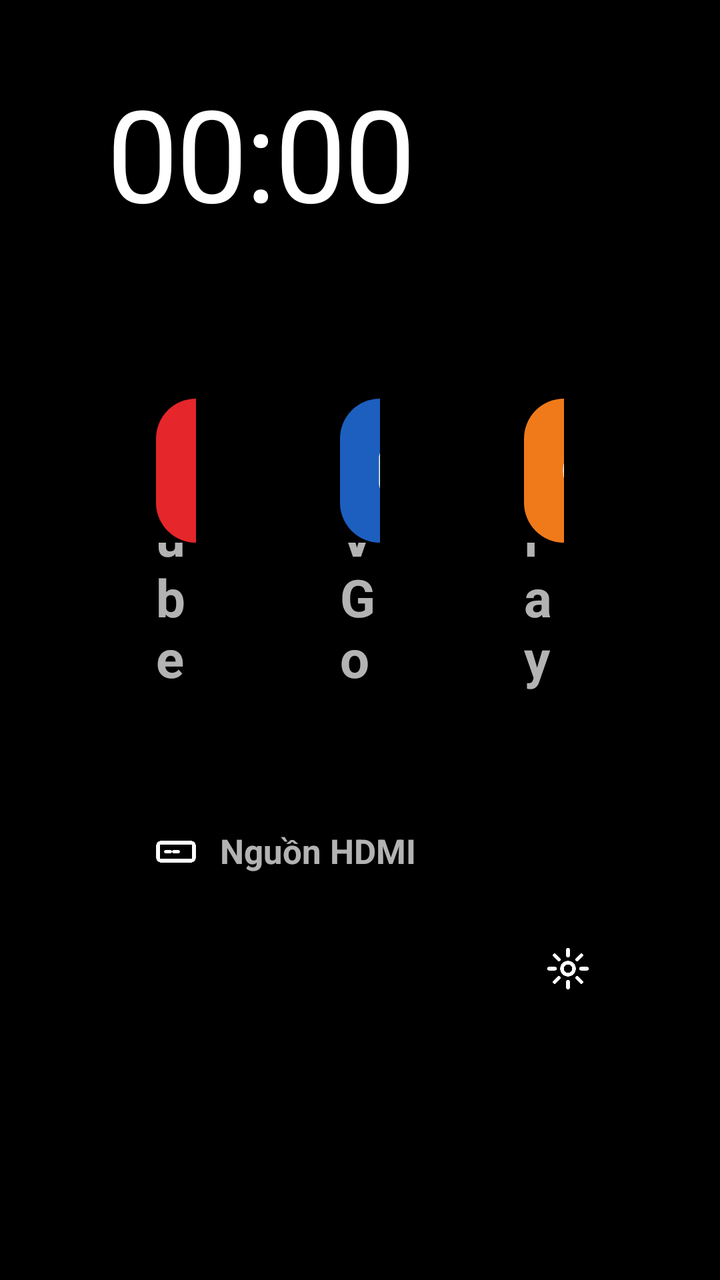
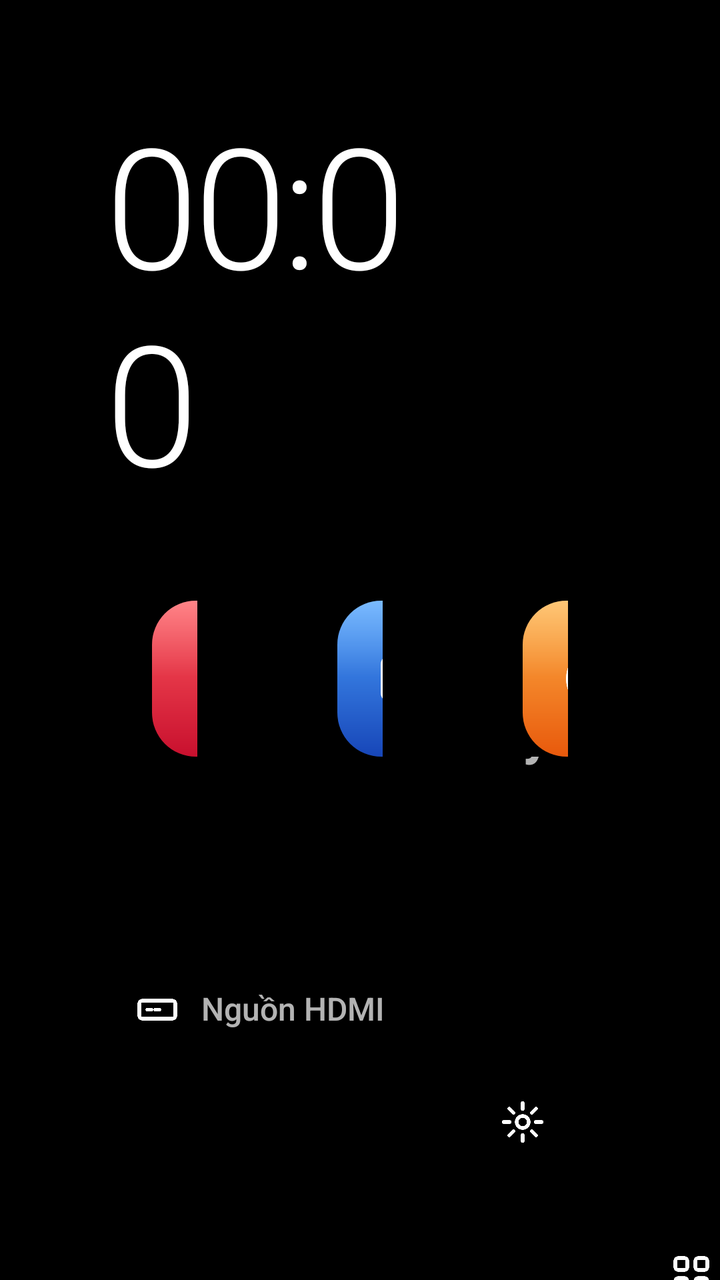

Screens rendered from an Android XML layout before and after an edit, with the pre-edit source and the edit as a unified diff.
<!-- AndroidManifest.xml: application theme AppTheme -->
<!-- res/layout/activity_main.xml -->
<?xml version="1.0" encoding="utf-8"?>
<FrameLayout xmlns:android="http://schemas.android.com/apk/res/android"
    android:layout_width="match_parent"
    android:layout_height="match_parent">

    <ImageView
        android:id="@+id/bg"
        android:layout_width="match_parent"
        android:layout_height="match_parent"
        android:importantForAccessibility="no"
        android:scaleType="centerCrop" />

    <LinearLayout
        android:layout_width="match_parent"
        android:layout_height="match_parent"
        android:orientation="vertical"
        android:paddingLeft="54dp"
        android:paddingTop="42dp"
        android:paddingRight="54dp"
        android:paddingBottom="42dp">

        
        <LinearLayout
            android:layout_width="match_parent"
            android:layout_height="wrap_content"
            android:orientation="horizontal">

            <LinearLayout
                android:layout_width="0dp"
                android:layout_height="wrap_content"
                android:layout_weight="1"
                android:orientation="vertical">

                <TextClock
                    android:id="@+id/clock"
                    android:layout_width="wrap_content"
                    android:layout_height="wrap_content"
                    android:format12Hour="HH:mm"
                    android:format24Hour="HH:mm"
                    android:includeFontPadding="false"
                    android:letterSpacing="-0.02"
                    android:textSize="64sp" />

                <TextView
                    android:id="@+id/date"
                    android:layout_width="wrap_content"
                    android:layout_height="wrap_content"
                    android:layout_marginTop="4dp"
                    android:textSize="18sp" />
            </LinearLayout>

            <LinearLayout
                android:id="@+id/weatherBox"
                android:layout_width="wrap_content"
                android:layout_height="wrap_content"
                android:gravity="center_vertical"
                android:orientation="horizontal"
                android:paddingLeft="21dp"
                android:paddingTop="13dp"
                android:paddingRight="21dp"
                android:paddingBottom="13dp">

                <ImageView
                    android:id="@+id/weatherIcon"
                    android:layout_width="33dp"
                    android:layout_height="33dp"
                    android:importantForAccessibility="no" />

                <LinearLayout
                    android:layout_width="wrap_content"
                    android:layout_height="wrap_content"
                    android:layout_marginLeft="12dp"
                    android:orientation="vertical">

                    <TextView
                        android:id="@+id/temp"
                        android:layout_width="wrap_content"
                        android:layout_height="wrap_content"
                        android:textSize="22sp"
                        android:textStyle="bold" />

                    <TextView
                        android:id="@+id/weatherDesc"
                        android:layout_width="wrap_content"
                        android:layout_height="wrap_content"
                        android:textSize="14sp" />
                </LinearLayout>
            </LinearLayout>
        </LinearLayout>

        
        <LinearLayout
            android:layout_width="match_parent"
            android:layout_height="195dp"
            android:layout_marginTop="30dp"
            android:clipChildren="false"
            android:orientation="horizontal">

            <LinearLayout
                android:id="@+id/tileYoutube"
                style="@style/Tile"
                android:layout_marginRight="12dp"
                android:nextFocusDown="@+id/btnHdmi">

                <ImageView
                    style="@style/TileIcon"
                    android:background="@drawable/sq_red"
                    android:src="@drawable/ic_play" />

                <TextView
                    android:id="@+id/labelYoutube"
                    style="@style/TileLabel"
                    android:text="YouTube" />
            </LinearLayout>

            <LinearLayout
                android:id="@+id/tileVtv"
                style="@style/Tile"
                android:layout_marginLeft="12dp"
                android:layout_marginRight="12dp"
                android:nextFocusDown="@+id/btnSettings">

                <ImageView
                    style="@style/TileIcon"
                    android:background="@drawable/sq_blue"
                    android:src="@drawable/ic_tv" />

                <TextView
                    android:id="@+id/labelVtv"
                    style="@style/TileLabel"
                    android:text="VTV Go" />
            </LinearLayout>

            <LinearLayout
                android:id="@+id/tileFpt"
                style="@style/Tile"
                android:layout_marginLeft="12dp"
                android:nextFocusDown="@+id/btnAllApps">

                <ImageView
                    style="@style/TileIcon"
                    android:background="@drawable/sq_orange"
                    android:src="@drawable/ic_fpt" />

                <TextView
                    android:id="@+id/labelFpt"
                    style="@style/TileLabel"
                    android:text="FPT Play" />
            </LinearLayout>
        </LinearLayout>

        
        <LinearLayout
            android:layout_width="match_parent"
            android:layout_height="wrap_content"
            android:layout_marginTop="30dp"
            android:clipChildren="false"
            android:orientation="horizontal">

            <TextView
                android:id="@+id/btnHdmi"
                style="@style/Pill"
                android:drawableLeft="@drawable/ic_hdmi"
                android:nextFocusUp="@+id/tileYoutube"
                android:text="@string/hdmi" />

            <TextView
                android:id="@+id/btnSettings"
                style="@style/Pill"
                android:layout_marginLeft="18dp"
                android:drawableLeft="@drawable/ic_settings"
                android:nextFocusUp="@+id/tileVtv"
                android:text="@string/settings" />

            <TextView
                android:id="@+id/btnAllApps"
                style="@style/Pill"
                android:layout_marginLeft="18dp"
                android:drawableLeft="@drawable/ic_grid"
                android:nextFocusUp="@+id/tileFpt"
                android:text="@string/all_apps" />
        </LinearLayout>
    </LinearLayout>
</FrameLayout>
<!-- resources referenced by this layout -->
<resources>
  <!-- drawable sq_blue (drawable) -->
  <shape xmlns:android="http://schemas.android.com/apk/res/android" android:shape="rectangle"><solid android:color="#FF1D5FBF"/><corners android:radius="20dp"/></shape>
  <!-- drawable sq_orange (drawable) -->
  <shape xmlns:android="http://schemas.android.com/apk/res/android" android:shape="rectangle"><solid android:color="#FFF07A1A"/><corners android:radius="20dp"/></shape>
  <!-- drawable sq_red (drawable) -->
  <shape xmlns:android="http://schemas.android.com/apk/res/android" android:shape="rectangle"><solid android:color="#FFE5262A"/><corners android:radius="20dp"/></shape>
  <style name="Pill">
          <item name="android:layout_width">wrap_content</item>
          <item name="android:layout_height">wrap_content</item>
          <item name="android:paddingLeft">22dp</item>
          <item name="android:paddingRight">24dp</item>
          <item name="android:paddingTop">13dp</item>
          <item name="android:paddingBottom">13dp</item>
          <item name="android:drawablePadding">10dp</item>
          <item name="android:gravity">center_vertical</item>
          <item name="android:textSize">17sp</item>
          <item name="android:textStyle">bold</item>
          <item name="android:focusable">true</item>
          <item name="android:clickable">true</item>
      </style>
  <style name="Tile">
          <item name="android:layout_width">0dp</item>
          <item name="android:layout_height">match_parent</item>
          <item name="android:layout_weight">1</item>
          <item name="android:orientation">vertical</item>
          <item name="android:padding">24dp</item>
          <item name="android:focusable">true</item>
          <item name="android:clickable">true</item>
      </style>
  <style name="TileIcon">
          <item name="android:layout_width">72dp</item>
          <item name="android:layout_height">72dp</item>
          <item name="android:padding">16dp</item>
          <item name="android:scaleType">fitCenter</item>
          <item name="android:importantForAccessibility">no</item>
      </style>
  <style name="TileLabel">
          <item name="android:layout_width">wrap_content</item>
          <item name="android:layout_height">0dp</item>
          <item name="android:layout_weight">1</item>
          <item name="android:gravity">bottom</item>
          <item name="android:textSize">26sp</item>
          <item name="android:textStyle">bold</item>
      </style>
  <!-- unchanged entries left out for length: 10 -->
</resources>

<!-- the commit's change to res/layout/activity_main.xml (unified diff, before → after) -->
@@ -1,7 +1,8 @@
 <?xml version="1.0" encoding="utf-8"?>
 <FrameLayout xmlns:android="http://schemas.android.com/apk/res/android"
     android:layout_width="match_parent"
-    android:layout_height="match_parent">
+    android:layout_height="match_parent"
+    android:clipChildren="false">
 
     <ImageView
         android:id="@+id/bg"
@@ -13,11 +14,13 @@
     <LinearLayout
         android:layout_width="match_parent"
         android:layout_height="match_parent"
+        android:clipChildren="false"
+        android:clipToPadding="false"
         android:orientation="vertical"
         android:paddingLeft="54dp"
-        android:paddingTop="42dp"
+        android:paddingTop="34dp"
         android:paddingRight="54dp"
-        android:paddingBottom="42dp">
+        android:paddingBottom="36dp">
 
         
         <LinearLayout
@@ -31,21 +34,29 @@
                 android:layout_weight="1"
                 android:orientation="vertical">
 
+                <TextView
+                    android:id="@+id/greeting"
+                    android:layout_width="wrap_content"
+                    android:layout_height="wrap_content"
+                    android:letterSpacing="0.03"
+                    android:textSize="17sp" />
+
                 <TextClock
                     android:id="@+id/clock"
                     android:layout_width="wrap_content"
                     android:layout_height="wrap_content"
+                    android:fontFamily="sans-serif-light"
                     android:format12Hour="HH:mm"
                     android:format24Hour="HH:mm"
                     android:includeFontPadding="false"
-                    android:letterSpacing="-0.02"
-                    android:textSize="64sp" />
+                    android:letterSpacing="-0.03"
+                    android:textSize="84sp" />
 
                 <TextView
                     android:id="@+id/date"
                     android:layout_width="wrap_content"
                     android:layout_height="wrap_content"
-                    android:layout_marginTop="4dp"
+                    android:fontFamily="sans-serif-medium"
                     android:textSize="18sp" />
             </LinearLayout>
 
@@ -55,29 +66,44 @@
                 android:layout_height="wrap_content"
                 android:gravity="center_vertical"
                 android:orientation="horizontal"
-                android:paddingLeft="21dp"
-                android:paddingTop="13dp"
-                android:paddingRight="21dp"
-                android:paddingBottom="13dp">
+                android:paddingLeft="18dp"
+                android:paddingTop="15dp"
+                android:paddingRight="23dp"
+                android:paddingBottom="15dp">
 
-                <ImageView
-                    android:id="@+id/weatherIcon"
-                    android:layout_width="33dp"
-                    android:layout_height="33dp"
-                    android:importantForAccessibility="no" />
+                <FrameLayout
+                    android:layout_width="44dp"
+                    android:layout_height="44dp"
+                    android:clipChildren="false">
+
+                    <View
+                        android:id="@+id/weatherGlow"
+                        android:layout_width="64dp"
+                        android:layout_height="64dp"
+                        android:layout_gravity="center"
+                        android:layout_margin="-10dp" />
+
+                    <ImageView
+                        android:id="@+id/weatherIcon"
+                        android:layout_width="40dp"
+                        android:layout_height="40dp"
+                        android:layout_gravity="center"
+                        android:importantForAccessibility="no" />
+                </FrameLayout>
 
                 <LinearLayout
                     android:layout_width="wrap_content"
                     android:layout_height="wrap_content"
-                    android:layout_marginLeft="12dp"
+                    android:layout_marginLeft="13dp"
                     android:orientation="vertical">
 
                     <TextView
                         android:id="@+id/temp"
                         android:layout_width="wrap_content"
                         android:layout_height="wrap_content"
-                        android:textSize="22sp"
-                        android:textStyle="bold" />
+                        android:fontFamily="sans-serif-medium"
+                        android:includeFontPadding="false"
+                        android:textSize="27sp" />
 
                     <TextView
                         android:id="@+id/weatherDesc"
@@ -88,73 +114,57 @@
             </LinearLayout>
         </LinearLayout>
 
+        <View
+            android:layout_width="match_parent"
+            android:layout_height="0dp"
+            android:layout_weight="1" />
+
         
         <LinearLayout
             android:layout_width="match_parent"
-            android:layout_height="195dp"
-            android:layout_marginTop="30dp"
+            android:layout_height="202dp"
             android:clipChildren="false"
             android:orientation="horizontal">
 
-            <LinearLayout
-                android:id="@+id/tileYoutube"
-                style="@style/Tile"
-                android:layout_marginRight="12dp"
-                android:nextFocusDown="@+id/btnHdmi">
+            <FrameLayout style="@style/TileWrap" android:layout_marginRight="13dp">
+                <View android:id="@+id/glowYoutube" style="@style/TileGlow" />
+                <LinearLayout android:id="@+id/tileYoutube" style="@style/Tile" android:nextFocusDown="@+id/btnHdmi">
+                    <ImageView style="@style/TileIcon" android:background="@drawable/sq_red" android:src="@drawable/ic_play" />
+                    <TextView android:id="@+id/labelYoutube" style="@style/TileLabel" android:text="YouTube" />
+                    <TextView android:id="@+id/hintYoutube" style="@style/TileHint" />
+                </LinearLayout>
+            </FrameLayout>
 
-                <ImageView
-                    style="@style/TileIcon"
-                    android:background="@drawable/sq_red"
-                    android:src="@drawable/ic_play" />
+            <FrameLayout style="@style/TileWrap" android:layout_marginLeft="13dp" android:layout_marginRight="13dp">
+                <View android:id="@+id/glowVtv" style="@style/TileGlow" />
+                <LinearLayout android:id="@+id/tileVtv" style="@style/Tile" android:nextFocusDown="@+id/btnSettings">
+                    <ImageView style="@style/TileIcon" android:background="@drawable/sq_blue" android:src="@drawable/ic_tv" />
+                    <TextView android:id="@+id/labelVtv" style="@style/TileLabel" android:text="VTV Go" />
+                    <TextView android:id="@+id/hintVtv" style="@style/TileHint" />
+                </LinearLayout>
+            </FrameLayout>
 
-                <TextView
-                    android:id="@+id/labelYoutube"
-                    style="@style/TileLabel"
-                    android:text="YouTube" />
-            </LinearLayout>
+            <FrameLayout style="@style/TileWrap" android:layout_marginLeft="13dp">
+                <View android:id="@+id/glowFpt" style="@style/TileGlow" />
+                <LinearLayout android:id="@+id/tileFpt" style="@style/Tile" android:nextFocusDown="@+id/btnAllApps">
+                    <ImageView style="@style/TileIcon" android:background="@drawable/sq_orange" android:src="@drawable/ic_fpt" />
+                    <TextView android:id="@+id/labelFpt" style="@style/TileLabel" android:text="FPT Play" />
+                    <TextView android:id="@+id/hintFpt" style="@style/TileHint" />
+                </LinearLayout>
+            </FrameLayout>
+        </LinearLayout>
 
-            <LinearLayout
-                android:id="@+id/tileVtv"
-                style="@style/Tile"
-                android:layout_marginLeft="12dp"
-                android:layout_marginRight="12dp"
-                android:nextFocusDown="@+id/btnSettings">
-
-                <ImageView
-                    style="@style/TileIcon"
-                    android:background="@drawable/sq_blue"
-                    android:src="@drawable/ic_tv" />
-
-                <TextView
-                    android:id="@+id/labelVtv"
-                    style="@style/TileLabel"
-                    android:text="VTV Go" />
-            </LinearLayout>
-
-            <LinearLayout
-                android:id="@+id/tileFpt"
-                style="@style/Tile"
-                android:layout_marginLeft="12dp"
-                android:nextFocusDown="@+id/btnAllApps">
-
-                <ImageView
-                    style="@style/TileIcon"
-                    android:background="@drawable/sq_orange"
-                    android:src="@drawable/ic_fpt" />
-
-                <TextView
-                    android:id="@+id/labelFpt"
-                    style="@style/TileLabel"
-                    android:text="FPT Play" />
-            </LinearLayout>
-        </LinearLayout>
+        <View
+            android:layout_width="match_parent"
+            android:layout_height="0dp"
+            android:layout_weight="1" />
 
         
         <LinearLayout
             android:layout_width="match_parent"
             android:layout_height="wrap_content"
-            android:layout_marginTop="30dp"
             android:clipChildren="false"
+            android:gravity="center_horizontal"
             android:orientation="horizontal">
 
             <TextView
@@ -167,7 +177,7 @@
             <TextView
                 android:id="@+id/btnSettings"
                 style="@style/Pill"
-                android:layout_marginLeft="18dp"
+                android:layout_marginLeft="15dp"
                 android:drawableLeft="@drawable/ic_settings"
                 android:nextFocusUp="@+id/tileVtv"
                 android:text="@string/settings" />
@@ -175,7 +185,7 @@
             <TextView
                 android:id="@+id/btnAllApps"
                 style="@style/Pill"
-                android:layout_marginLeft="18dp"
+                android:layout_marginLeft="15dp"
                 android:drawableLeft="@drawable/ic_grid"
                 android:nextFocusUp="@+id/tileFpt"
                 android:text="@string/all_apps" />
<!-- resource entries referenced after the edit -->
@@ -1,38 +1,60 @@
 <!-- resources referenced by this layout -->
 <resources>
   <!-- drawable sq_blue (drawable) -->
-  <shape xmlns:android="http://schemas.android.com/apk/res/android" android:shape="rectangle"><solid android:color="#FF1D5FBF"/><corners android:radius="20dp"/></shape>
+  <layer-list xmlns:android="http://schemas.android.com/apk/res/android">
+      <item><shape android:shape="rectangle"><gradient android:angle="300" android:startColor="#FF4DA3FF" android:endColor="#FF1746B8"/><corners android:radius="22dp"/></shape></item>
+      <item android:bottom="40dp"><shape android:shape="rectangle"><gradient android:angle="270" android:startColor="#40FFFFFF" android:endColor="#00FFFFFF"/><corners android:topLeftRadius="22dp" android:topRightRadius="22dp"/></shape></item>
+  </layer-list>
   <!-- drawable sq_orange (drawable) -->
-  <shape xmlns:android="http://schemas.android.com/apk/res/android" android:shape="rectangle"><solid android:color="#FFF07A1A"/><corners android:radius="20dp"/></shape>
+  <layer-list xmlns:android="http://schemas.android.com/apk/res/android">
+      <item><shape android:shape="rectangle"><gradient android:angle="300" android:startColor="#FFFFB347" android:endColor="#FFE8590C"/><corners android:radius="22dp"/></shape></item>
+      <item android:bottom="40dp"><shape android:shape="rectangle"><gradient android:angle="270" android:startColor="#40FFFFFF" android:endColor="#00FFFFFF"/><corners android:topLeftRadius="22dp" android:topRightRadius="22dp"/></shape></item>
+  </layer-list>
   <!-- drawable sq_red (drawable) -->
-  <shape xmlns:android="http://schemas.android.com/apk/res/android" android:shape="rectangle"><solid android:color="#FFE5262A"/><corners android:radius="20dp"/></shape>
+  <layer-list xmlns:android="http://schemas.android.com/apk/res/android">
+      <item><shape android:shape="rectangle"><gradient android:angle="300" android:startColor="#FFFF5A5F" android:endColor="#FFC8102E"/><corners android:radius="22dp"/></shape></item>
+      <item android:bottom="40dp"><shape android:shape="rectangle"><gradient android:angle="270" android:startColor="#40FFFFFF" android:endColor="#00FFFFFF"/><corners android:topLeftRadius="22dp" android:topRightRadius="22dp"/></shape></item>
+  </layer-list>
   <style name="Pill">
           <item name="android:layout_width">wrap_content</item>
           <item name="android:layout_height">wrap_content</item>
-          <item name="android:paddingLeft">22dp</item>
-          <item name="android:paddingRight">24dp</item>
-          <item name="android:paddingTop">13dp</item>
-          <item name="android:paddingBottom">13dp</item>
+          <item name="android:paddingLeft">20dp</item>
+          <item name="android:paddingRight">22dp</item>
+          <item name="android:paddingTop">12dp</item>
+          <item name="android:paddingBottom">12dp</item>
           <item name="android:drawablePadding">10dp</item>
           <item name="android:gravity">center_vertical</item>
-          <item name="android:textSize">17sp</item>
-          <item name="android:textStyle">bold</item>
+          <item name="android:textSize">16sp</item>
+          <item name="android:fontFamily">sans-serif-medium</item>
           <item name="android:focusable">true</item>
           <item name="android:clickable">true</item>
       </style>
   <style name="Tile">
-          <item name="android:layout_width">0dp</item>
+          <item name="android:layout_width">match_parent</item>
           <item name="android:layout_height">match_parent</item>
-          <item name="android:layout_weight">1</item>
           <item name="android:orientation">vertical</item>
-          <item name="android:padding">24dp</item>
+          <item name="android:padding">22dp</item>
           <item name="android:focusable">true</item>
           <item name="android:clickable">true</item>
       </style>
+  <style name="TileGlow">
+          <item name="android:layout_width">match_parent</item>
+          <item name="android:layout_height">match_parent</item>
+          <item name="android:layout_margin">-30dp</item>
+          <item name="android:alpha">0</item>
+      </style>
+  <style name="TileHint">
+          <item name="android:layout_width">wrap_content</item>
+          <item name="android:layout_height">wrap_content</item>
+          <item name="android:layout_marginTop">2dp</item>
+          <item name="android:text">@string/hint_open</item>
+          <item name="android:textSize">12sp</item>
+          <item name="android:alpha">0</item>
+      </style>
   <style name="TileIcon">
-          <item name="android:layout_width">72dp</item>
-          <item name="android:layout_height">72dp</item>
-          <item name="android:padding">16dp</item>
+          <item name="android:layout_width">78dp</item>
+          <item name="android:layout_height">78dp</item>
+          <item name="android:padding">18dp</item>
           <item name="android:scaleType">fitCenter</item>
           <item name="android:importantForAccessibility">no</item>
       </style>
@@ -41,9 +63,16 @@
           <item name="android:layout_height">0dp</item>
           <item name="android:layout_weight">1</item>
           <item name="android:gravity">bottom</item>
-          <item name="android:textSize">26sp</item>
+          <item name="android:textSize">27sp</item>
           <item name="android:textStyle">bold</item>
       </style>
+  <style name="TileWrap">
+          <item name="android:layout_width">0dp</item>
+          <item name="android:layout_height">match_parent</item>
+          <item name="android:layout_weight">1</item>
+          <item name="android:clipChildren">false</item>
+      </style>
+  <string name="hint_open">Nhấn OK để mở</string>
   <!-- unchanged entries left out for length: 10 -->
 </resources>
 
